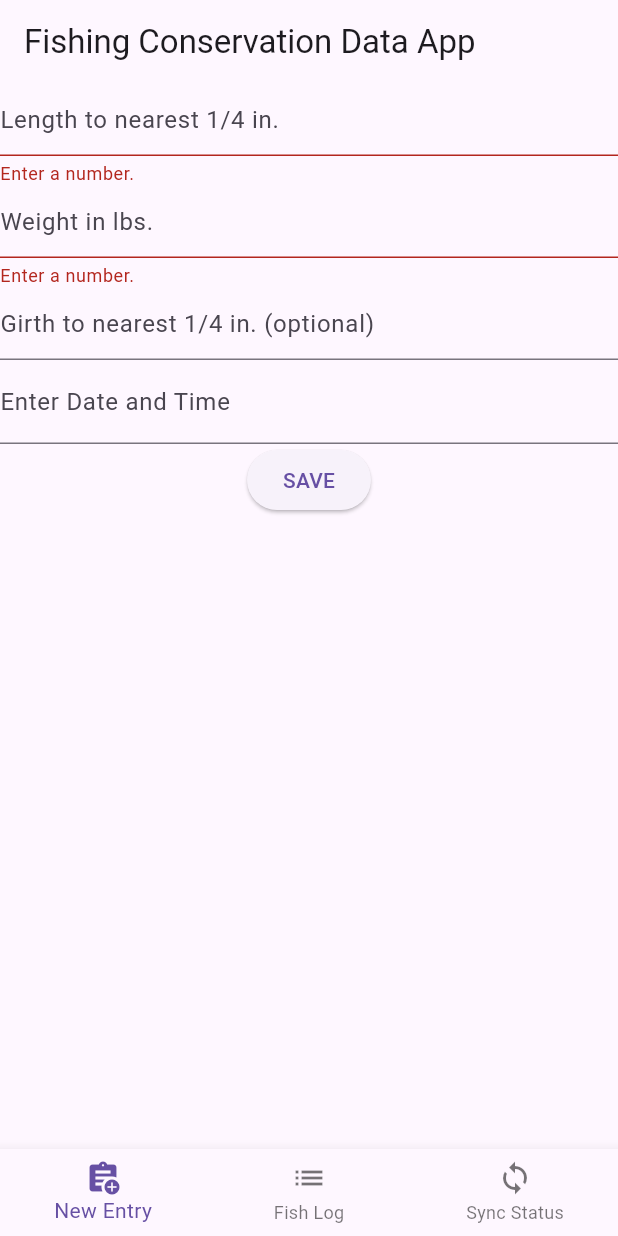
After one commit to oseymour/Fishing-Conservation-Data-App, a Flutter app: the screen it shows after launch, after a tap on "SAVE", on a phone screen of 412 x 824 dp. The commit adds this screen. Run offline on Flutter 3.47's test engine with Material 3 defaults, Android fonts, the phone set to English and light mode, and no system bars; drawn by our look-alikes of date_field; our stand-ins replace logger, sprintf, sqflite; accounts and stored records are empty.

Commit message:
all sort of stuff, bad commit message

```diff
--- /dev/null
+++ b/lib/models/catch_entry.dart
@@ -0,0 +1,40 @@
+class CatchEntry {
+  final String uuid;
+  final double length;
+  final double weight;
+  final double? girth;
+  final int datetime; // int because should be UNIX timestamp
+
+  const CatchEntry({
+    required this.uuid,
+    required this.length,
+    required this.weight,
+    required this.girth,
+    required this.datetime
+  });
+
+  Map<String, Object?> toMap() {
+    return {
+      'uuid': uuid,
+      'length': length,
+      'weight': weight,
+      'girth': girth,
+      'datetime': datetime // convert to string for JSON compatibility
+    };
+  }
+
+  factory CatchEntry.fromMap(Map<String, dynamic> map) {
+    return CatchEntry(
+      uuid: map['uuid'],
+      length: map['length'],
+      weight: map['weight'],
+      girth: map['girth'],
+      datetime: map['datetime']
+    );
+  }
+
+  @override
+  String toString() {
+    return 'CatchEntry{uuid: $uuid, length: $length, weight: $weight, girth: $girth, datetime, $datetime}';
+  }
+}
--- /dev/null
+++ b/lib/models/local_database.dart
@@ -0,0 +1,71 @@
+import 'package:conservation_data/models/catch_entry.dart';
+import 'package:sqflite/sqflite.dart';
+import 'package:path/path.dart';
+import 'package:sprintf/sprintf.dart';
+import 'package:logger/logger.dart';
+
+var logger = Logger();
+
+class LocalDatabase {
+  static final LocalDatabase instance = LocalDatabase._instance();
+  static Database? _database;
+
+  LocalDatabase._instance();
+
+  Future<Database> get database async {
+    if (_database != null) {
+      return _database!;
+    }
+
+    _database = await initDatabase();
+    return _database!;
+  }
+
+  Future<Database> initDatabase() async {
+    String path = join(await getDatabasesPath(), 'local.db');
+    logger.d(sprintf('INITIALIZING LOCAL DATABASE AT `%s`.', [path]));
+    return await openDatabase(path, version: 1, onCreate: _onCreate);
+  }
+
+  Future _onCreate(Database db, int version) async {
+    await db.execute('''
+      CREATE TABLE Catches (
+        uuid TEXT PRIMARY KEY NOT NULL,
+        length FLOAT NOT NULL,
+        weight FLOAT NOT NULL,
+        girth FLOAT,
+        datetime TEXT NOT NULL
+      )
+    ''');
+  }
+
+  Future close() async {
+    final db = await instance.database;
+    db.close();
+  }
+
+  Future<int> insertCatch(CatchEntry entry) async {
+    final db = await instance.database;
+    return await db.insert('Catches', entry.toMap());
+  }
+
+  Future<List<Map<String, dynamic>>> getCatchByUuid(String uuid) async {
+    Database db = await instance.database;
+    return await db.rawQuery('SELECT * FROM Catches WHERE uuid = ?', [uuid]);
+  }
+
+  Future<List<Map<String, dynamic>>> readAllCatches() async {
+    Database db = await instance.database;
+    return await db.rawQuery('SELECT * FROM Catches');
+  }
+
+  Future<int> updateCatch(CatchEntry entry) async {
+    Database db = await instance.database;
+    return await db.update(
+      'Catches',
+      entry.toMap(),
+      where: 'uuid = ?',
+      whereArgs: [entry.uuid],
+    );
+  }
+}
--- /dev/null
+++ b/lib/screens/catch_entry_screen.dart
@@ -0,0 +1,119 @@
+import 'package:flutter/material.dart';
+import 'package:flutter/services.dart';
+import 'package:date_field/date_field.dart';
+import 'package:sprintf/sprintf.dart';
+import 'package:uuid/uuid.dart';
+import 'package:logger/logger.dart';
+
+import '../models/catch_entry.dart';
+import '../models/local_database.dart';
+
+var uuidGenerator = Uuid();
+
+class CatchEntryScreen extends StatefulWidget {
+  @override
+  State<CatchEntryScreen> createState() { return _CatchEntryScreenState(); }
+}
+
+class _CatchEntryScreenState extends State<CatchEntryScreen> {
+  final _formKey = GlobalKey<FormState>();
+  final lengthController = TextEditingController();
+  final weigthController = TextEditingController();
+  final girthController = TextEditingController();
+  DateTime? selectedDateTime;
+
+  Future<int> _insertCatch(CatchEntry entry) async {
+    return LocalDatabase.instance.insertCatch(entry);
+  }
+
+  @override
+  void dispose () {
+    // Clean up all controllers when widget is disposed
+    lengthController.dispose();
+    weigthController.dispose();
+    girthController.dispose();
+    super.dispose();
+  }
+
+  @override
+  Widget build(BuildContext context) {
+    return Form(
+      key: _formKey,
+      child: Column(
+        children: [
+          TextFormField(
+            decoration: const InputDecoration(hintText: 'Length to nearest 1/4 in.'),
+            keyboardType: TextInputType.numberWithOptions(decimal: true),
+            inputFormatters: [
+              FilteringTextInputFormatter.allow(RegExp(r'^\d+(\.\d*)?')),
+            ],
+            validator: (value) {
+              if ( value == null || value.isEmpty ) {
+                return 'Enter a number.';
+              }
+              return null;
+            },
+            controller: lengthController,
+          ),
+          TextFormField(
+            decoration: const InputDecoration(hintText: 'Weight in lbs.'),
+            keyboardType: TextInputType.numberWithOptions(decimal: true),
+            inputFormatters: [
+              FilteringTextInputFormatter.allow(RegExp(r'^\d+(\.\d*)?')),
+            ],
+            validator: (value) {
+              if ( value == null || value.isEmpty ) {
+                return 'Enter a number.';
+              }
+              return null;
+            },
+            controller: weigthController,
+          ),
+          TextFormField(
+            decoration: const InputDecoration(hintText: 'Girth to nearest 1/4 in. (optional)'),
+            keyboardType: TextInputType.numberWithOptions(decimal: true),
+            inputFormatters: [
+              FilteringTextInputFormatter.allow(RegExp(r'^\d+(\.\d*)?')),
+            ],
+            controller: girthController,
+          ),
+          DateTimeFormField(
+            decoration: const InputDecoration(labelText: 'Enter Date and Time'),
+            firstDate: DateTime(2000),
+            lastDate: DateTime(3000),
+            initialPickerDateTime: DateTime.now(),
+            onChanged: (DateTime? value) { selectedDateTime = value; },
+            validator: (value) {
+              if ( value == null ) {
+                return 'Enter a date and time.';
+              }
+              return null;
+            }
+          ),
+          ElevatedButton(
+            child: const Text('SAVE'),
+            onPressed: () {
+              if ( _formKey.currentState!.validate() ) {
+                // Form is valid
+                CatchEntry entry = CatchEntry(
+                  uuid: uuidGenerator.v4(),
+                  length: double.parse(lengthController.text),
+                  weight: double.parse(weigthController.text),
+                  girth: double.tryParse(girthController.text),
+                  datetime: selectedDateTime!.millisecondsSinceEpoch,
+                );
+                logger.d(sprintf('FORM IS VALID. INSERTING INTO LOCAL DATABASE %s', [entry]));
+
+                // Insert into local DB
+                _insertCatch(entry);
+              } else {
+                // Form is invalid
+                logger.e('INVALID FORM.');
+              }
+            },
+          ),
+        ],
+      )
+    );
+  }
+}
--- /dev/null
+++ b/lib/screens/home_screen.dart
@@ -0,0 +1,55 @@
+import 'package:flutter/material.dart';
+
+import 'catch_entry_screen.dart';
+import 'fish_log_screen.dart';
+
+class HomeScreen extends StatefulWidget {
+  @override
+  State<HomeScreen> createState() { return _HomeScreenState(); }
+}
+
+
+class _HomeScreenState extends State<HomeScreen> {
+  int selectedIndex = 0;
+
+  @override
+  Widget build(BuildContext context) {
+
+    Widget page;
+    switch (selectedIndex) {
+      case 0:
+        page = CatchEntryScreen();
+      case 1:
+        page = FishLogScreen();
+      case 2:
+        page = Placeholder(color: Colors.blue);
+      default:
+        throw UnimplementedError('no widget for $selectedIndex');
+    }
+
+    return Scaffold(
+      appBar: AppBar(title: Text('Fishing Conservation Data App')),
+      body: page,
+      bottomNavigationBar: BottomNavigationBar(
+        currentIndex: selectedIndex,
+        onTap: (index) {
+          setState(() { selectedIndex = index; } );
+        },
+        items: [
+          BottomNavigationBarItem(
+            icon: Icon(Icons.assignment_add),
+            label: 'New Entry',
+          ),
+          BottomNavigationBarItem(
+            icon: Icon(Icons.list),
+            label: 'Fish Log'
+          ),
+          BottomNavigationBarItem(
+            icon: Icon(Icons.sync),
+            label: 'Sync Status',
+          ),
+        ]
+      ),
+    );
+  }
+}
--- /dev/null
+++ b/lib/widgets/catch_entry_widget.dart
@@ -0,0 +1,41 @@
+import 'package:flutter/material.dart';
+import 'package:sprintf/sprintf.dart';
+
+import '../models/catch_entry.dart';
+
+class CatchEntryWidget extends StatelessWidget {
+  final CatchEntry entry;
+
+  CatchEntryWidget({required this.entry});
+
+  @override
+  Widget build(BuildContext context) {
+    return Container(
+      decoration: BoxDecoration(
+        border: BoxBorder.all(color: Colors.black),
+        borderRadius: BorderRadius.all(Radius.circular(8))
+      ),
+      child: Column(
+        crossAxisAlignment: CrossAxisAlignment.stretch,
+        children: [
+          Text(
+            sprintf('Length: %s in.', [entry.length.toStringAsFixed(2)]),
+            textAlign: TextAlign.left,
+          ),
+          Text(
+            sprintf('Weight: %s lbs', [entry.weight.toStringAsFixed(2)]),
+            textAlign: TextAlign.left,
+          ),
+          Text(
+            sprintf('Girth: %s in.', [entry.girth?.toStringAsFixed(2) ?? '-']),
+            textAlign: TextAlign.left,
+          ),
+          Text(
+            sprintf('Date: %s', [DateTime.fromMillisecondsSinceEpoch(entry.datetime)]),
+            textAlign: TextAlign.left,
+          ),
+        ],
+      ),
+    );
+  }
+}
--- a/pubspec.yaml
+++ b/pubspec.yaml
@@ -10,6 +10,12 @@ dependencies:
   flutter:
     sdk: flutter
   date_field: ^6.0.0
+  sprintf: ^7.0.0
+  sqflite: ^2.4.2
+  path: ^1.9.1
+  provider: ^6.1.5
+  uuid: ^4.5.1
+  logger: ^2.6.1
 
 dev_dependencies:
   flutter_test:
```
Also changed, not shown: lib/main.dart (+12 -140 lines), lib/screens/fish_log_screen.dart (added, +51 -0 lines).
